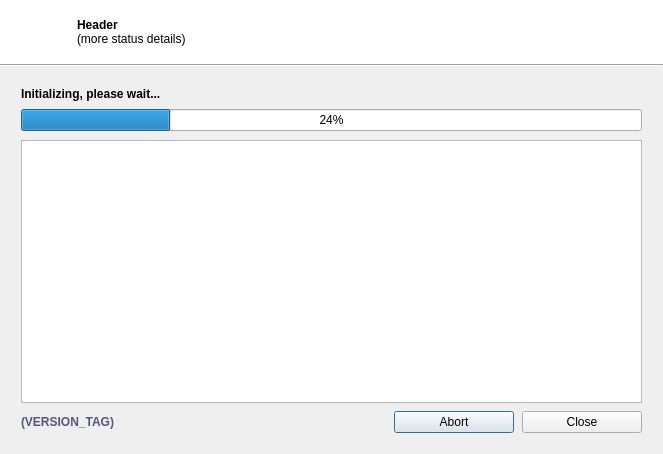
Old version of the form gui/ProcessingDialog.ui in the repository lordmulder/LameXP.
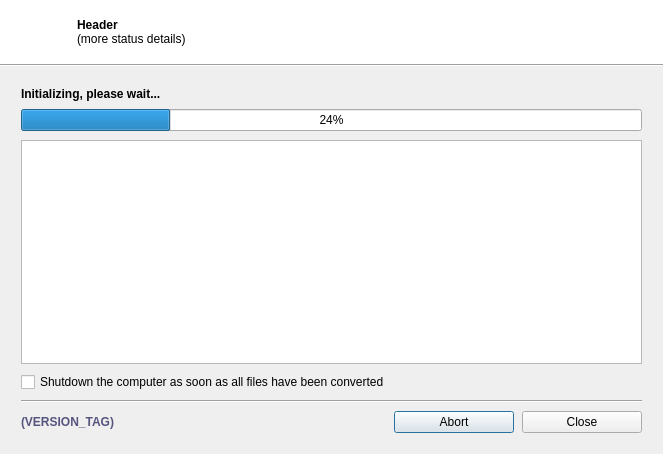
New version of the form. Icons and pictures are not drawn.

Commit message: Added an option to shutdown the computer as soon as all files are completed.

What changed in the file:
```diff
--- a/gui/ProcessingDialog.ui
+++ b/gui/ProcessingDialog.ui
@@ -301,6 +301,23 @@
          </attribute>
         </widget>
        </item>
+       <item>
+        <widget class="QCheckBox" name="checkBox_shutdownComputer">
+         <property name="text">
+          <string>Shutdown the computer as soon as all files have been converted</string>
+         </property>
+        </widget>
+       </item>
+       <item>
+        <widget class="QFrame" name="frame">
+         <property name="frameShape">
+          <enum>QFrame::HLine</enum>
+         </property>
+         <property name="frameShadow">
+          <enum>QFrame::Sunken</enum>
+         </property>
+        </widget>
+       </item>
        <item>
         <layout class="QHBoxLayout" name="layout_horizontal">
          <item>
```
Left out of the diff: 4 changed lines with no effect on the pictures. The commit also changes 21 other files.
